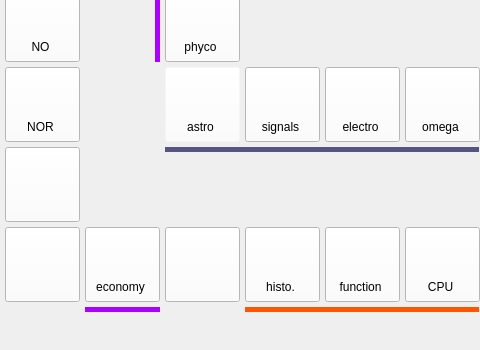
This is mapwindow.ui in Molodid-Tyshchenko/qt-monopoly- as Qt 5 draws it before an edit; both pictures show x 345 to 825 and y 323 to 673 of the 1248 by 673 pixel window. The edited form follows.
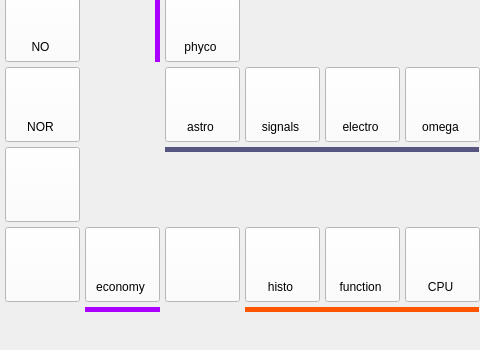
This is the edited form. Icons and pictures are not drawn.

```diff
--- a/mapwindow.ui
+++ b/mapwindow.ui
@@ -799,7 +799,7 @@
     <bool>false</bool>
    </property>
    <property name="styleSheet">
-    <string notr="true">background-color: rgb(255, 255, 255,0);
+    <string notr="true">background-color: rgb(255, 255, 255);
 color: black;
 </string>
    </property>
@@ -2695,7 +2695,7 @@
 </string>
    </property>
    <property name="text">
-    <string>histo.</string>
+    <string>histo</string>
    </property>
    <property name="alignment">
     <set>Qt::AlignCenter</set>
```
Left out of the diff: 27 changed lines with no effect on the pictures.
